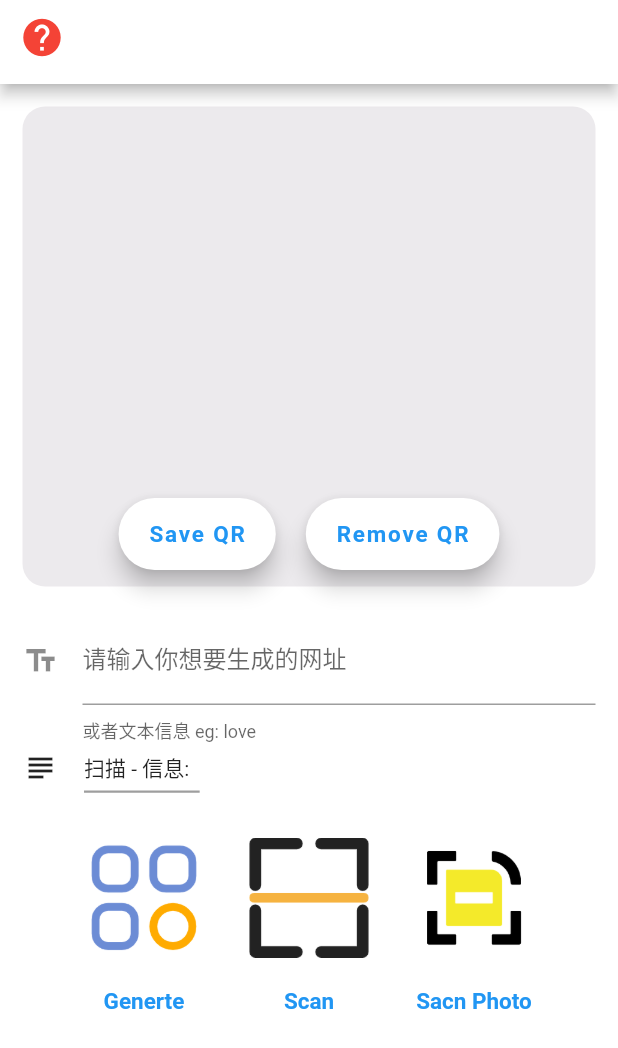
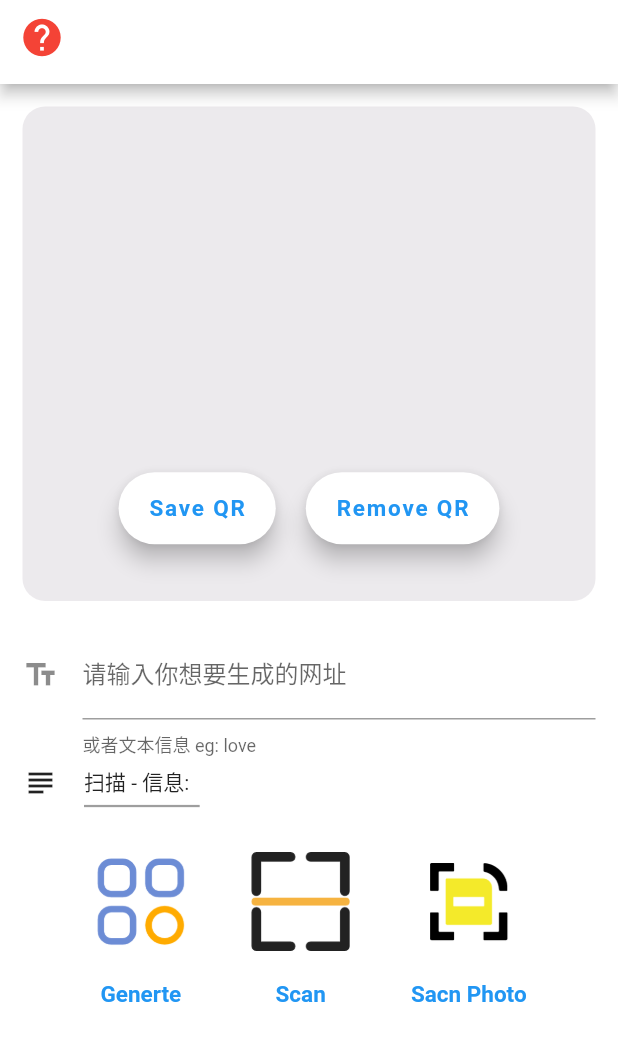
Before and after one commit to CodeSnakes/YiAPP, a Flutter app: the QrcodeView screen opened directly, on a phone screen of 412 x 824 dp. Shown: the top 1048 px of the screen. Run offline on Flutter 3.47's test engine with Material 2 defaults, Android fonts, the phone set to English and light mode, and no system bars; drawn by our look-alikes of oktoast; our stand-ins replace dio, flutter_svg, image_gallery_saver; missing offline and left inert: amap_map_fluttify, qrscan.

Commit message:
Tenth Commit , Initially completed the basic construction of amap, and successfully called the map display of amap,Including the key and sing settings.Run successfully on my mobile phone.But currently you can only view the map of China

```diff
--- a/lib/main.dart
+++ b/lib/main.dart
@@ -1,15 +1,38 @@
+import 'package:amap_map_fluttify/amap_map_fluttify.dart';
 import 'package:flutter/cupertino.dart';
 import 'package:flutter/material.dart';
 import 'package:flutterappforstud/screens/Welcome/welcome_screen.dart';
+import 'package:oktoast/oktoast.dart';
 import 'constants.dart';
 
-void main() {
+Future<void> main() async {
   runApp(MyApp());
+
+  AmapService amapService=  AmapService.instance;
+
+  await amapService.init(
+    androidKey: '9f8df13b7f208099cc2fef162949fd7f',
+  );
 }
-class MyApp extends StatelessWidget {
+
+class MyApp extends StatefulWidget {
+  @override
+  _MyAppState createState() => _MyAppState();
+}
+
+class _MyAppState extends State<MyApp> {
+
+
+  @override
+  void initState() {
+    super.initState();
+  }
+
   @override
   Widget build(BuildContext context) {
-    return MaterialApp(//  what is MateialAPP
+
+    return   OKToast(
+        child:  MaterialApp(//  what is MateialAPP
       theme: ThemeData(
         primaryColor: kPrimaryColor,
         scaffoldBackgroundColor: Colors.white,
@@ -30,7 +53,8 @@ class MyApp extends StatelessWidget {
       ),
       debugShowCheckedModeBanner: false,
       title: 'Flutter Yi APP ',
-      home: WelcomeScreen(),
-    );
+      home:    WelcomeScreen()
+    ));
   }
+
 }
--- a/lib/pages/Home.dart
+++ b/lib/pages/Home.dart
@@ -36,7 +36,7 @@ class _HomeViewState extends State<HomeView> {
       _selectedIndex = index;  //不加setState  bottomNavigationBar 无法感知修改值
     });
   }
-  List<Widget> _widgetOptions = [  Gethomelist(), BusinessView(),  QrcodeView(),  SchoolView(), ];
+  List<Widget> _widgetOptions = [  Gethomelist(), Maps(),  QrcodeView(),  SchoolView(), ];
 
   @override
   Widget build(BuildContext context) {
--- a/lib/pages/Qrcode.dart
+++ b/lib/pages/Qrcode.dart
@@ -15,6 +15,7 @@ class QrcodeView extends StatefulWidget {
 
 
 class _QrcodeViewState extends State<QrcodeView> {
+  Size size;
   String barcode = '';
   String usercode= '';
   Uint8List bytes = Uint8List(200);
@@ -66,6 +67,8 @@ class _QrcodeViewState extends State<QrcodeView> {
 
   @override
   Widget build(BuildContext context) {
+
+    size = MediaQuery.of(context).size;
     return Scaffold(
       appBar: AppBar(
         leading: GestureDetector(
@@ -91,7 +94,7 @@ class _QrcodeViewState extends State<QrcodeView> {
         child: ListView(
           children: <Widget>[
             Container(
-              height: 320,
+              height:   size.height*0.40,
               decoration: BoxDecoration(borderRadius: BorderRadius.all(Radius.circular(15)),color: Color(0x99E0DCE1),),
               child: Padding(
                   padding: EdgeInsets.all(10),
@@ -99,7 +102,7 @@ class _QrcodeViewState extends State<QrcodeView> {
                     mainAxisAlignment: MainAxisAlignment.center,
                     children: <Widget>[
                       Container(
-                        height: 250,
+                        height: size.height*0.25,
                         padding: EdgeInsets.all(15),
                         child: Image.memory(bytes),
                       ),
@@ -111,7 +114,7 @@ class _QrcodeViewState extends State<QrcodeView> {
                             label: Text('Save QR',style: optionStyle,),
                             onPressed: (){_saveGentQR();},
                           ),
-                          SizedBox( width: 20,  ),
+                          SizedBox( width: 20),
                           FloatingActionButton.extended(
                             backgroundColor: Colors.white,
                             label: Text('Remove QR',style: optionStyle,),
@@ -198,7 +201,7 @@ class _QrcodeViewState extends State<QrcodeView> {
                       children: <Widget>[
                         Image.asset(
                           'assets/icons/QR.png',
-                          width: 80,
+                          width: size.height*0.08,
                         ),
                         SizedBox(
                           height: 20,
@@ -211,7 +214,7 @@ class _QrcodeViewState extends State<QrcodeView> {
                     ),
                   ),
                 ),
-                SizedBox(width: 10),
+                SizedBox(width: size.width*0.05,),
                 GestureDetector(
                   onTap:  _scan,
                   child: Container(
@@ -223,7 +226,7 @@ class _QrcodeViewState extends State<QrcodeView> {
                       children: <Widget>[
                         Image.asset(
                           'assets/icons/scanf.png',
-                          width: 80,
+                          width: size.height*0.08,
                         ),
                         SizedBox(
                           height: 20,
@@ -233,7 +236,7 @@ class _QrcodeViewState extends State<QrcodeView> {
                     ),
                   ),
                 ),
-                SizedBox( width: 10),
+                SizedBox( width:   size.width*0.05,),
                 GestureDetector(
                   onTap: _scanPhoto,
                   child: Container(
@@ -245,7 +248,7 @@ class _QrcodeViewState extends State<QrcodeView> {
                       children: <Widget>[
                         Image.asset(
                           'assets/icons/scan_fill.png',
-                          width: 80,
+                          width: size.height*0.08,
                         ),
                         SizedBox(
                           height: 20,
--- a/lib/screens/Welcome/welcome_screen.dart
+++ b/lib/screens/Welcome/welcome_screen.dart
@@ -1,10 +1,14 @@
 import 'package:flutter/material.dart';
 import 'package:flutterappforstud/screens/Welcome/components/body.dart';
 class WelcomeScreen extends StatelessWidget {
+
+
   @override
   Widget build(BuildContext context) {
     return Scaffold(
       body: Body(),
     );
   }
+
+
 }
```
Also changed, not shown: lib/pages/Maps.dart (+17 -14 lines), pubspec.yaml (+3 -43 lines), pubspec.lock, 5 other files.
